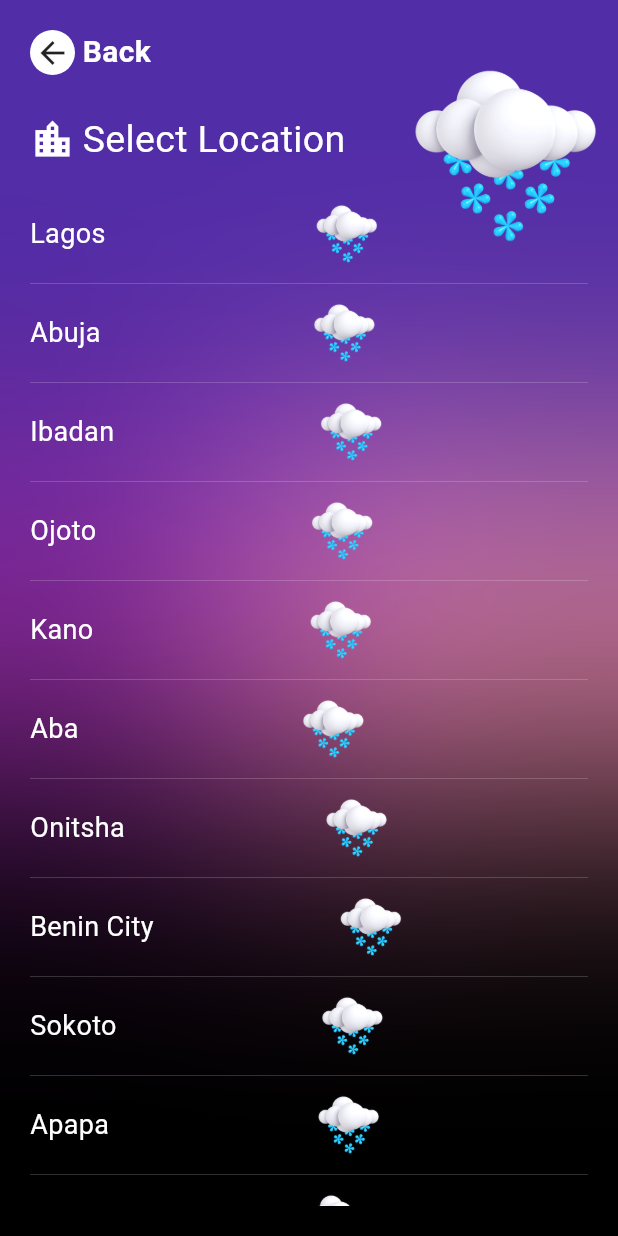
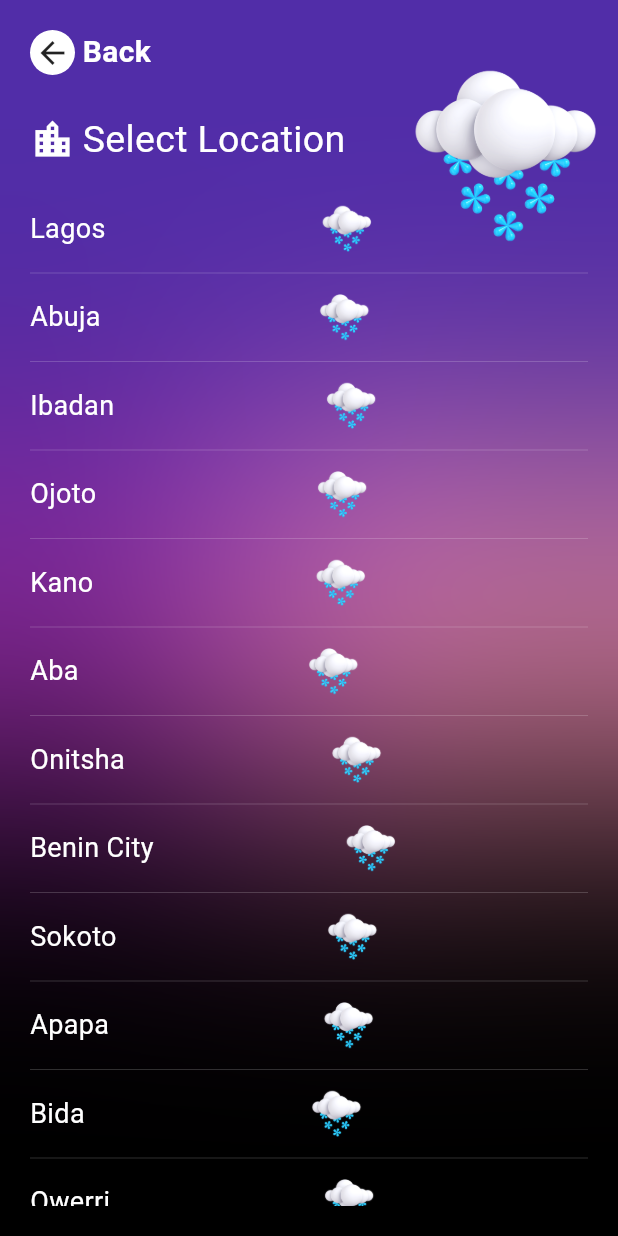
Before and after one commit to Tosin2289/Weather_App, a Flutter app: the LocationsPage screen opened directly, on a phone screen of 412 x 824 dp. Run offline on Flutter 3.47's test engine with Material 3 defaults, Android fonts, the phone set to English and light mode, and no system bars; our stand-ins replace geocoding, geolocator, get, iconsax, weather; network calls fail.

Commit message:
current location page

```diff
--- a/lib/src/views/utils/location_tile.dart
+++ b/lib/src/views/utils/location_tile.dart
@@ -32,8 +32,8 @@ class LocationTile extends StatelessWidget {
               children: [
                 Image.asset(
                   icon,
-                  width: 50,
-                  height: 50,
+                  width: 40,
+                  height: 40,
                 ),
                 Text(
                   condition,
@@ -45,8 +45,8 @@ class LocationTile extends StatelessWidget {
               temperature,
               style: const TextStyle(
                   color: Colors.white,
-                  fontSize: 28,
-                  fontWeight: FontWeight.w700),
+                  fontSize: 30,
+                  fontWeight: FontWeight.w600),
             ),
           ],
         ),
```
Also changed, not shown: lib/src/controller/weather_controller.dart (+4 -7 lines), lib/src/views/current_location_page.dart (+15 -4 lines), 2 other files.
